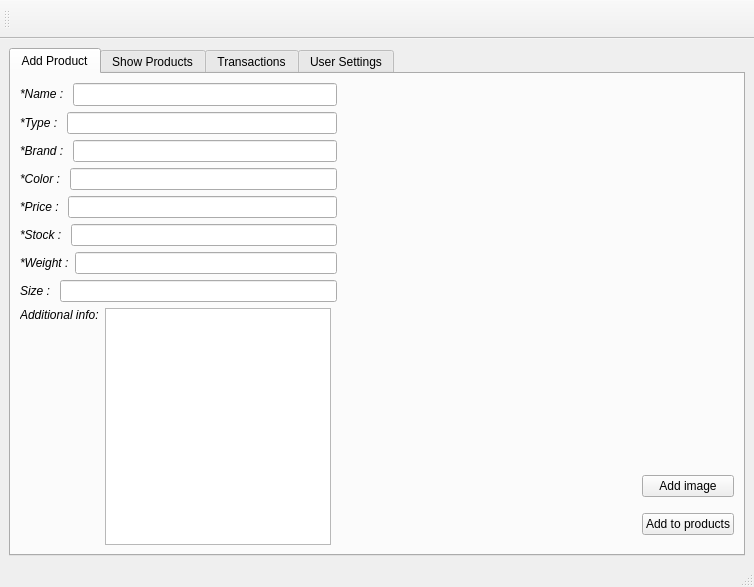
This is AP/costumer_ui.ui in AP-projects-4001/Guys as Qt 5 draws it before an edit. The edited form follows.
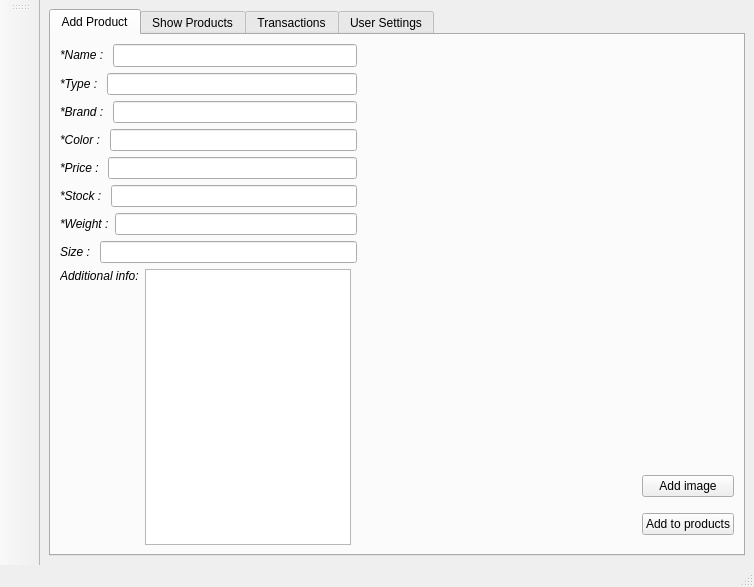
This is the edited form. Icons and pictures are not drawn.

What changed in the file:
```diff
--- a/AP/costumer_ui.ui
+++ b/AP/costumer_ui.ui
@@ -835,7 +835,7 @@
     <string>toolBar</string>
    </property>
    <attribute name="toolBarArea">
-    <enum>TopToolBarArea</enum>
+    <enum>LeftToolBarArea</enum>
    </attribute>
    <attribute name="toolBarBreak">
     <bool>false</bool>
```
Left out of the diff: 228 changed lines with no effect on the pictures.
